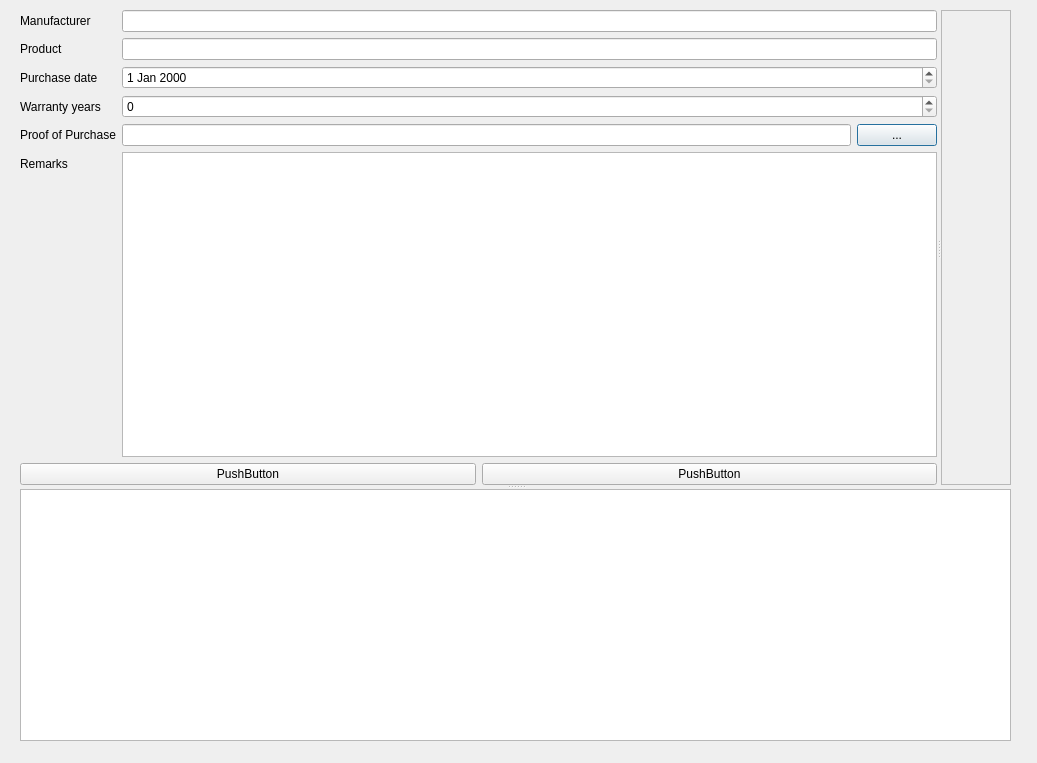
First picture: the form in Warnty/warnty.ui, repository martijnnieuwland/warnty, before the edit.
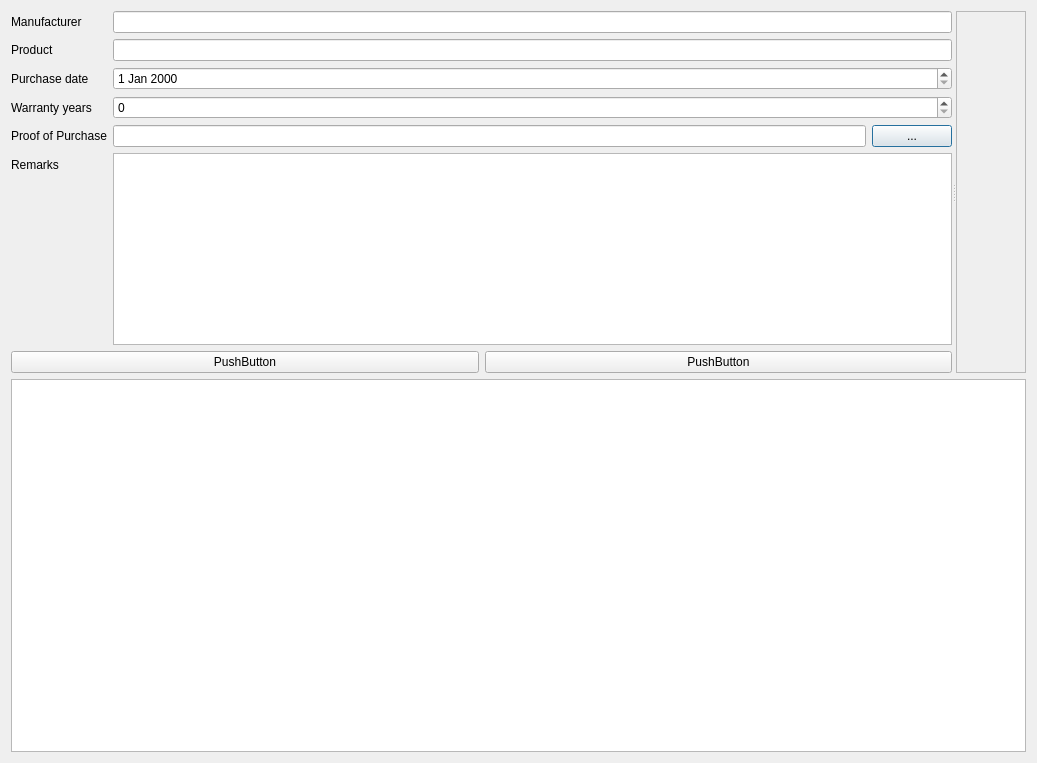
Second picture: the form after the edit.

```diff
--- a/Warnty/warnty.ui
+++ b/Warnty/warnty.ui
@@ -13,18 +13,8 @@
   <property name="windowTitle">
    <string>Dialog</string>
   </property>
-  <widget class="QSplitter" name="splitter_2">
-   <property name="geometry">
-    <rect>
-     <x>20</x>
-     <y>10</y>
-     <width>991</width>
-     <height>731</height>
-    </rect>
-   </property>
-   <property name="orientation">
-    <enum>Qt::Vertical</enum>
-   </property>
+  <layout class="QGridLayout" name="gridLayout">
+   <item row="0" column="0">
    <widget class="QSplitter" name="splitter">
     <property name="orientation">
      <enum>Qt::Horizontal</enum>
@@ -141,15 +131,18 @@
        <rect>
         <x>0</x>
         <y>0</y>
-        <width>596</width>
-        <height>391</height>
+         <width>609</width>
+         <height>403</height>
        </rect>
       </property>
      </widget>
     </widget>
    </widget>
+   </item>
+   <item row="1" column="0">
    <widget class="QTableWidget" name="tableWidget"/>
-  </widget>
+   </item>
+  </layout>
  </widget>
  <resources/>
  <connections/>
```
Lines whose indentation alone changed are shown as unchanged.
